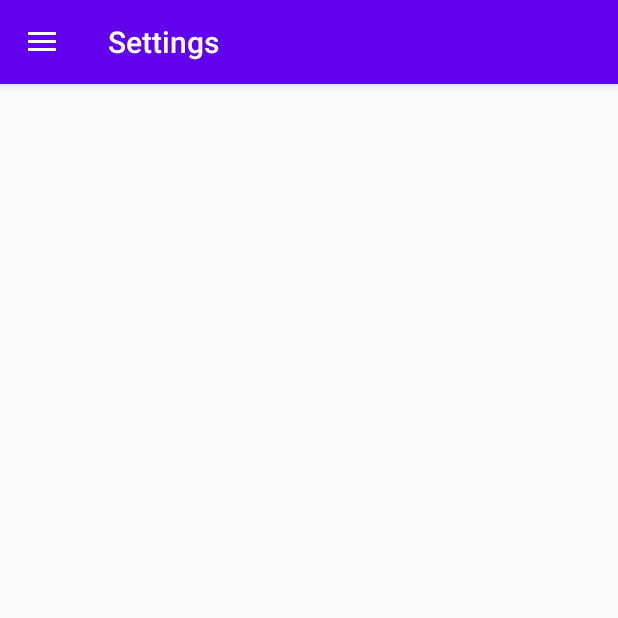
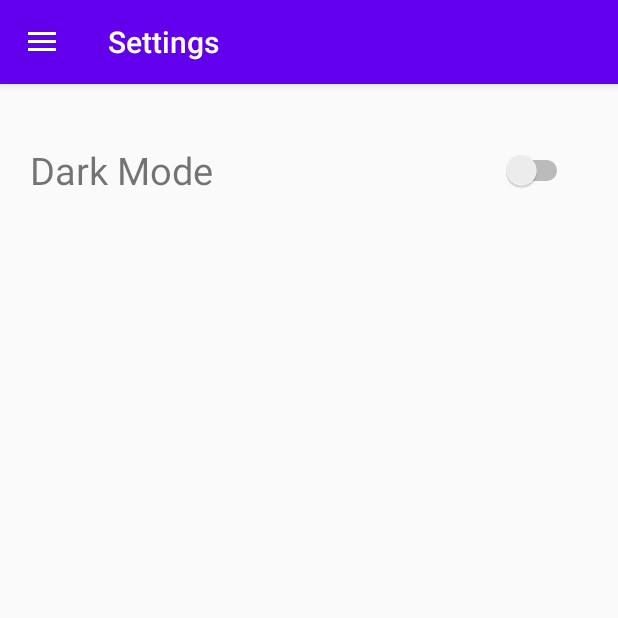
Before and after one commit to Mberjola/Planee, an Android app: the screen it shows after launch (MainActivity), in the side drawer, after a tap on "Settings", on a phone screen of 412 x 824 dp, the top half of it. Run offline under Robolectric (Android 15) with nearby library versions, the phone set to English and light mode, and no system bars; our stand-ins replace navigation-ui.

Commit message:
Ajout de paramètre

```diff
--- a/PlaneeAndroid/app/src/main/java/com/example/planeeandroid/ui/settings/SettingsFragment.java
+++ b/PlaneeAndroid/app/src/main/java/com/example/planeeandroid/ui/settings/SettingsFragment.java
@@ -22,12 +22,12 @@ public class SettingsFragment extends Fragment {
                              ViewGroup container, Bundle savedInstanceState) {
         SettingsViewModel =
                 ViewModelProviders.of(this).get(SettingsViewModel.class);
-        View root = inflater.inflate(R.layout.fragment_gallery, container, false);
-        final TextView textView = root.findViewById(R.id.text_gallery);
+        View root = inflater.inflate(R.layout.fragment_settings, container, false);
+        //final TextView textView = root.findViewById(R.id.text_gallery);
         SettingsViewModel.getText().observe(getViewLifecycleOwner(), new Observer<String>() {
             @Override
             public void onChanged(@Nullable String s) {
-                textView.setText(s);
+                //textView.setText(s);
             }
         });
         return root;
--- a/PlaneeAndroid/app/src/main/res/layout/fragment_gallery.xml
+++ /dev/null
@@ -1,24 +0,0 @@
-<?xml version="1.0" encoding="utf-8"?>
-<androidx.constraintlayout.widget.ConstraintLayout xmlns:android="http://schemas.android.com/apk/res/android"
-    xmlns:app="http://schemas.android.com/apk/res-auto"
-    xmlns:tools="http://schemas.android.com/tools"
-    android:layout_width="match_parent"
-    android:layout_height="match_parent"
-    tools:context=".ui.settings.SettingsFragment">
-
-    <TextView
-        android:id="@+id/text_gallery"
-        android:layout_width="match_parent"
-        android:layout_height="wrap_content"
-        android:layout_marginStart="8dp"
-        android:layout_marginTop="8dp"
-        android:layout_marginEnd="8dp"
-        android:textAlignment="center"
-        android:textSize="20sp"
-        app:layout_constraintBottom_toBottomOf="parent"
-        app:layout_constraintEnd_toEndOf="parent"
-        app:layout_constraintStart_toStartOf="parent"
-        app:layout_constraintTop_toTopOf="parent"
-        android:gravity="center_horizontal" />
-
-</androidx.constraintlayout.widget.ConstraintLayout>
--- /dev/null
+++ b/PlaneeAndroid/app/src/main/res/layout/fragment_settings.xml
@@ -0,0 +1,32 @@
+<?xml version="1.0" encoding="utf-8"?>
+<androidx.constraintlayout.widget.ConstraintLayout xmlns:android="http://schemas.android.com/apk/res/android"
+    xmlns:app="http://schemas.android.com/apk/res-auto"
+    xmlns:tools="http://schemas.android.com/tools"
+    android:layout_width="match_parent"
+    android:layout_height="match_parent"
+    tools:context=".ui.settings.SettingsFragment">
+
+    <TextView
+        android:id="@+id/textView2"
+        android:layout_width="wrap_content"
+        android:layout_height="wrap_content"
+        android:text="@string/darkMod"
+        android:textSize="25sp"
+        android:layout_marginTop="40dp"
+        android:layout_marginStart="20dp"
+        app:layout_constraintLeft_toLeftOf="parent"
+        app:layout_constraintTop_toTopOf="parent"
+        android:layout_marginLeft="20dp" />
+
+    <Switch
+        android:id="@+id/ModeSombre"
+        android:layout_width="wrap_content"
+        android:layout_height="wrap_content"
+        android:layout_marginEnd="30dp"
+        app:layout_constraintBottom_toBottomOf="@id/textView2"
+        app:layout_constraintRight_toRightOf="parent"
+        app:layout_constraintTop_toTopOf="@id/textView2"
+        android:layout_marginLeft="30dp"
+        android:layout_marginRight="30dp" />
+
+</androidx.constraintlayout.widget.ConstraintLayout>
--- a/PlaneeAndroid/app/src/main/res/navigation/mobile_navigation.xml
+++ b/PlaneeAndroid/app/src/main/res/navigation/mobile_navigation.xml
@@ -20,7 +20,7 @@
         android:id="@+id/nav_settings"
         android:name="com.example.planeeandroid.ui.settings.SettingsFragment"
         android:label="@string/menu_settings"
-        tools:layout="@layout/fragment_gallery" >
+        tools:layout="@layout/fragment_settings" >
         <action
             android:id="@+id/action_nav_settings_to_nav_home"
             app:destination="@id/nav_home"
```
